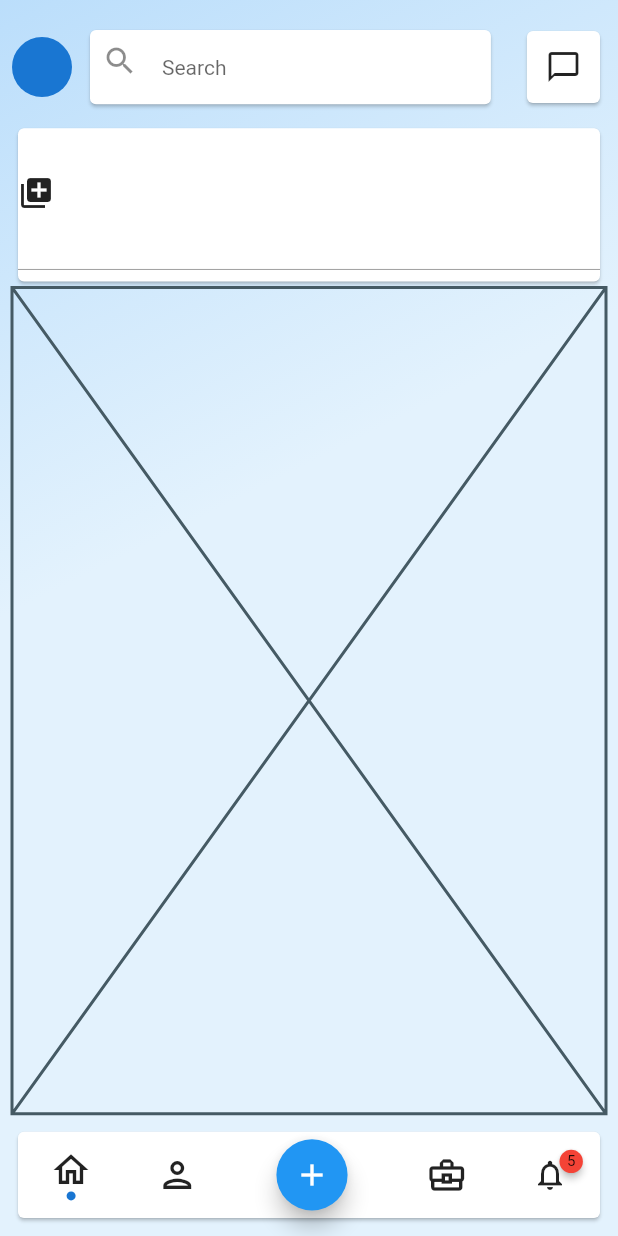
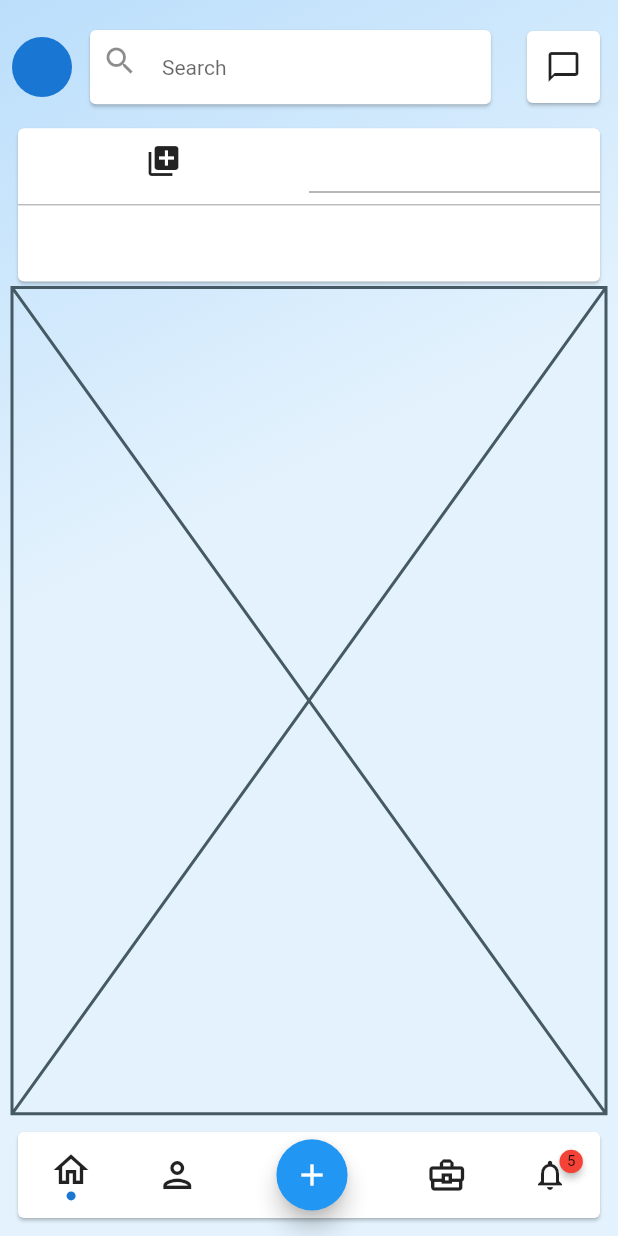
Before and after one commit to JAICHANGPARK/flutter_notebook_8th_story, a Flutter app: the screen it shows after launch, on a phone screen of 412 x 824 dp. Run offline on Flutter 3.47's test engine with Material 2 defaults, Android fonts, the phone set to English and light mode, and no system bars; drawn by our look-alikes of badges; our stand-ins replace flutter_hooks, google_fonts, hooks_riverpod, state_notifier.

Commit message:
Update linkedin_main_page.dart

```diff
--- a/lib/ep580_linkedin_app/linkedin_main_page.dart
+++ b/lib/ep580_linkedin_app/linkedin_main_page.dart
@@ -73,11 +73,23 @@ class _LinkedinMainPageState extends State<LinkedinMainPage> {
                         Expanded(
                           child: Row(
                             children: [
-                              Icon(Icons.add_to_photos),
+                              Expanded(child: Icon(Icons.add_to_photos)),
+                              Expanded(
+                                child: TextField(
+
+                                ),
+                              ),
                             ],
                           ),
                         ),
-                        Divider(color: Colors.grey,)
+                        Divider(color: Colors.grey,),
+                        Expanded(
+                          child: Row(
+                            children: [
+
+                            ],
+                          ),
+                        )
                       ],
                     ),
                   ),
```
